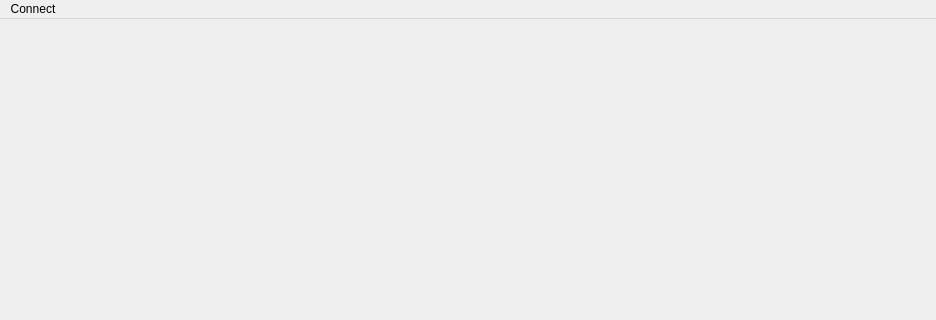
Old version of the form forms/mainwindow.ui in the repository akhmeade/yanileda; both pictures show x 0 to 936 and y 0 to 320 of the 936 by 612 pixel window.
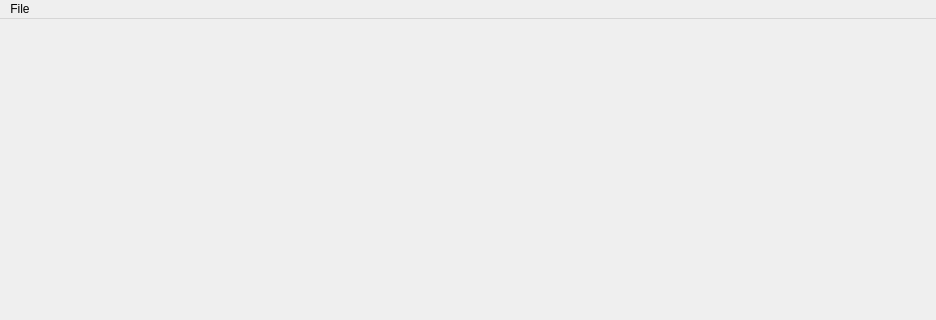
New version of the form.

The edit to the form file:
```diff
--- a/forms/mainwindow.ui
+++ b/forms/mainwindow.ui
@@ -37,7 +37,7 @@
    </property>
    <widget class="QMenu" name="menuConnect">
     <property name="title">
-     <string>Connect</string>
+     <string>File</string>
     </property>
     <addaction name="connect_to_yadisk_action"/>
     <addaction name="disconnect_action"/>
```
Left out of the diff: 13 changed lines with no effect on the pictures.
